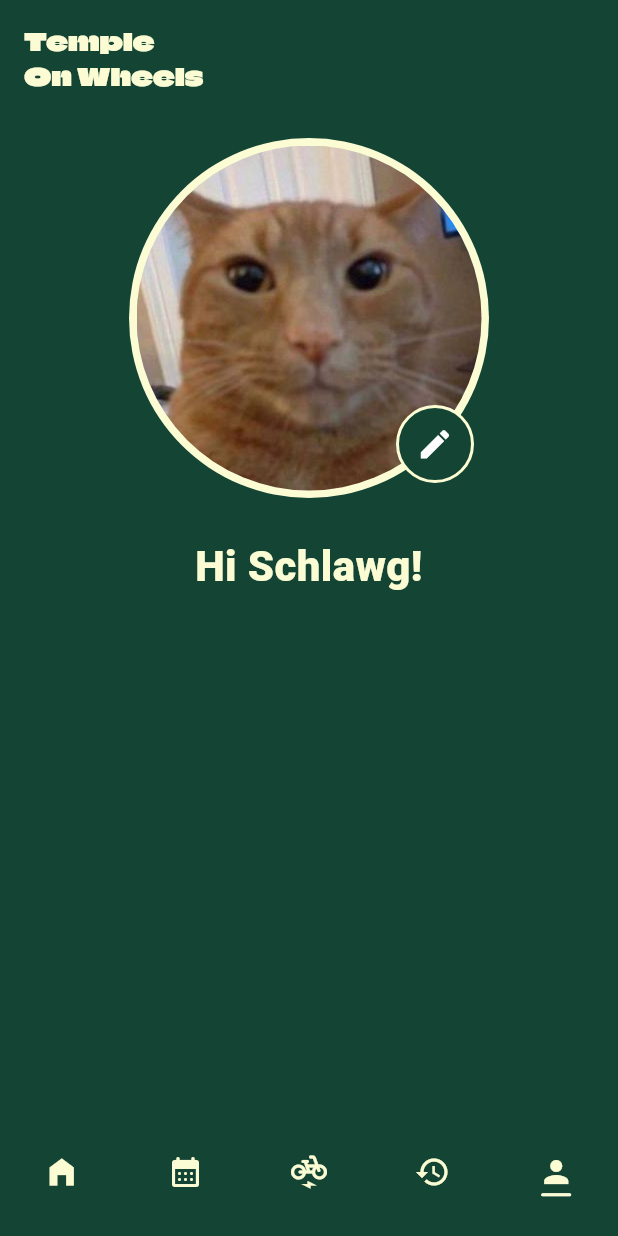
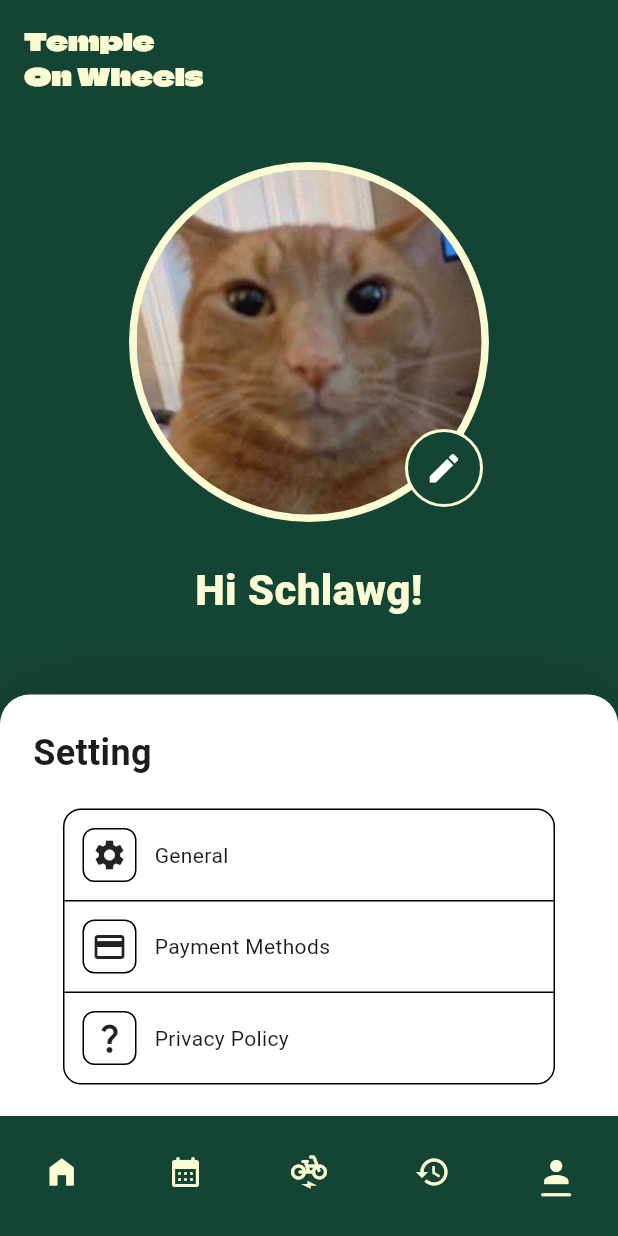
Before and after one commit to Sovichet-Rathanak/Temple-On-Wheel, a Flutter app: the screen it shows after launch, item 5 of the bottom bar chosen, after a tap on the "edit" icon, on a phone screen of 412 x 824 dp. Run offline on Flutter 3.47's test engine with Material 3 defaults, Android fonts, the phone set to English and light mode, and no system bars.

Commit message:
create nested navigator for account page

```diff
--- /dev/null
+++ b/lib/components/AccountComponents/account_setting_btn.dart
@@ -0,0 +1,38 @@
+import 'package:flutter/material.dart';
+
+class AccountSettingBtn extends StatelessWidget {
+  final String label;
+  final IconData icon;
+  final VoidCallback onTap;
+
+  const AccountSettingBtn({
+    super.key,
+    required this.label,
+    required this.icon,
+    required this.onTap,
+  });
+
+  @override
+  Widget build(BuildContext context) {
+    return GestureDetector(
+      onTap: onTap,
+      child: Container(
+        padding: EdgeInsets.all(12),
+        child: Row(
+          children: [
+            Container(
+              padding: EdgeInsets.all(5),
+              decoration: BoxDecoration(
+                border: Border.all(color: Colors.black, width: 1),
+                borderRadius: BorderRadius.all(Radius.circular(8)),
+              ),
+              child: Icon(icon),
+            ),
+            SizedBox(width: 12),
+            Text(label),
+          ],
+        ),
+      ),
+    );
+  }
+}
--- /dev/null
+++ b/lib/components/AccountComponents/account_setting_line.dart
@@ -0,0 +1,20 @@
+import 'package:flutter/material.dart';
+
+class AccountsettingBtnLine extends StatelessWidget {
+  const AccountsettingBtnLine({
+    super.key,
+  });
+
+  @override
+  Widget build(BuildContext context) {
+    return Container(
+      decoration: BoxDecoration(
+        border: Border(
+          bottom: BorderSide(
+            color: Colors.black
+          )
+        )
+      ),
+    );
+  }
+}
--- /dev/null
+++ b/lib/screens/Account/account_home.dart
@@ -0,0 +1,188 @@
+import 'package:flutter/material.dart';
+import 'package:temple_on_wheel/components/AccountComponents/account_setting_btn.dart';
+import 'package:temple_on_wheel/components/AccountComponents/account_setting_line.dart';
+import 'package:temple_on_wheel/constants/theme.dart';
+
+class AccountHome extends StatelessWidget {
+  const AccountHome({super.key});
+
+  @override
+  Widget build(BuildContext context) {
+    return Stack(
+      children: [
+        Container(
+          color: kMainThemeColor,
+          child: SafeArea(
+            child: ListView(
+              children: [
+                //Heading
+                Padding(
+                  padding: const EdgeInsets.all(16.0),
+                  child: Text(
+                    "Temple \nOn Wheels",
+                    softWrap: true,
+                    style: TextStyle(
+                      color: kSecondaryThemeColor,
+                      fontFamily: "ClimateCrisis",
+                      fontSize: 16,
+                    ),
+                  ),
+                ),
+
+                //Avatar
+                Stack(
+                  alignment: Alignment.center,
+                  children: [
+                    Container(
+                      margin: EdgeInsets.only(top: 30),
+                      child: CircleAvatar(
+                        backgroundColor: kSecondaryThemeColor,
+                        radius: 120,
+                        child: CircleAvatar(
+                          backgroundColor: kSecondaryThemeColor,
+                          backgroundImage: AssetImage(
+                            'assets/images/orang.jpg',
+                          ),
+                          radius: 115,
+                        ),
+                      ),
+                    ),
+                    Positioned(
+                      bottom: 10,
+                      right: 90,
+                      child: Container(
+                        decoration: BoxDecoration(
+                          color: kMainThemeColor,
+                          border: Border.all(
+                            color: kSecondaryThemeColor,
+                            width: 2,
+                          ),
+                          borderRadius: BorderRadius.all(Radius.circular(30)),
+                        ),
+                        child: IconButton(
+                          onPressed: () {
+                            print("Do something XDD");
+                          },
+                          icon: Icon(Icons.edit),
+                          color: Colors.white,
+                          iconSize: 25,
+                        ),
+                      ),
+                    ),
+                  ],
+                ),
+                SizedBox(height: 25),
+                Text(
+                  "Hi Schlawg!",
+                  textAlign: TextAlign.center,
+                  style: TextStyle(
+                    fontWeight: FontWeight.w900,
+                    color: kSecondaryThemeColor,
+                    fontSize: 28,
+                  ),
+                ),
+
+                //Floating container
+                Container(
+                  margin: EdgeInsets.only(top: 50),
+                  padding: EdgeInsets.all(22),
+                  width: double.infinity,
+                  decoration: BoxDecoration(
+                    color: Colors.white,
+                    borderRadius: BorderRadius.only(
+                      topLeft: Radius.circular(20),
+                      topRight: Radius.circular(20),
+                    ),
+                    boxShadow: [
+                      BoxShadow(
+                        color: Colors.black.withAlpha(20),
+                        blurRadius: 25,
+                        spreadRadius: 0,
+                        offset: const Offset(0, -8),
+                      ),
+                      BoxShadow(
+                        color: Colors.black.withAlpha(10),
+                        blurRadius: 50,
+                        spreadRadius: 0,
+                        offset: const Offset(0, -4),
+                      ),
+                    ],
+                  ),
+                  child: Column(
+                    children: [
+                      SizedBox(
+                        width: double.infinity,
+                        child: Text(
+                          "Setting",
+                          textAlign: TextAlign.start,
+                          style: TextStyle(
+                            fontWeight: FontWeight.bold,
+                            fontSize: 24,
+                          ),
+                        ),
+                      ),
+
+                      Container(
+                        margin: EdgeInsets.all(20),
+                        width: double.infinity,
+                        decoration: BoxDecoration(
+                          border: Border.all(color: Colors.black, width: 1),
+                          borderRadius: BorderRadius.all(Radius.circular(12)),
+                        ),
+                        child: Column(
+                          children: [
+                            AccountSettingBtn(
+                              onTap:
+                                  () => Navigator.of(
+                                    context,
+                                  ).pushNamed('/general'),
+                              icon: Icons.settings,
+                              label: "General",
+                            ),
+                            AccountsettingBtnLine(),
+                            AccountSettingBtn(
+                              onTap:
+                                  () => Navigator.of(
+                                    context,
+                                  ).pushNamed('/payment'),
+                              icon: Icons.credit_card,
+                              label: "Payment Methods",
+                            ),
+                            AccountsettingBtnLine(),
+                            AccountSettingBtn(
+                              onTap:
+                                  () => Navigator.of(
+                                    context,
+                                  ).pushNamed('/policy'),
+                              label: "Privacy Policy",
+                              icon: Icons.question_mark,
+                            ),
+                          ],
+                        ),
+                      ),
+
+                      Container(
+                        margin: EdgeInsets.all(20),
+                        width: double.infinity,
+                        decoration: BoxDecoration(
+                          border: Border.all(color: Colors.black, width: 1),
+                          borderRadius: BorderRadius.all(Radius.circular(12)),
+                        ),
+                        child: AccountSettingBtn(
+                          onTap:
+                              () => Navigator.of(context).pushNamed('/support'),
+                          label: "Customer Support",
+                          icon: Icons.support_agent,
+                        ),
+                      ),
+                    ],
+                  ),
+                ),
+              ],
+            ),
+          ),
+        ),
+      ],
+    );
+  }
+}
--- /dev/null
+++ b/lib/screens/Account/account_screen.dart
@@ -0,0 +1,46 @@
+import 'package:flutter/material.dart';
+import 'package:temple_on_wheel/screens/Account/account_home.dart';
+import 'package:temple_on_wheel/screens/Account/general_screen.dart';
+import 'package:temple_on_wheel/screens/Account/payment_method_screen.dart';
+import 'package:temple_on_wheel/screens/Account/policy_screen.dart';
+import 'package:temple_on_wheel/screens/Account/support_screen.dart';
+
+class AccountScreen extends StatelessWidget {
+  const AccountScreen({super.key});
+
+  @override
+  Widget build(BuildContext context) {
+    return Navigator(
+      key: GlobalKey<NavigatorState>(),
+      initialRoute: '/',
+      onGenerateRoute: (settings) {
+        late Widget child;
+
+        switch (settings.name) {
+          case '/':
+            child = const AccountHome();
+            break;
+          case '/general':
+            child = const GeneralScreen();
+            break;
+          case '/payment':
+            child = const PaymentMethodScreen();
+            break;
+          case '/policy':
+            child = const PolicyScreen();
+            break;
+          case '/support':
+            child = const SupportScreen();
+            break;
+          default:
+            child = const Scaffold(body: Center(child: Text("Page not found")));
+        }
+
+        return MaterialPageRoute(
+          builder: (context) => child,
+          settings: settings,
+        );
+      },
+    );
+  }
+}
--- /dev/null
+++ b/lib/screens/Account/general_screen.dart
@@ -0,0 +1,14 @@
+import 'package:flutter/material.dart';
+
+class GeneralScreen extends StatelessWidget {
+  const GeneralScreen({super.key});
+
+  @override
+  Widget build(BuildContext context) {
+    return ListView(
+      children: [
+        Text("Hello this is general screen")
+      ],
+    );
+  }
+}
--- /dev/null
+++ b/lib/screens/Account/payment_method_screen.dart
@@ -0,0 +1,14 @@
+import 'package:flutter/material.dart';
+
+class PaymentMethodScreen extends StatelessWidget {
+  const PaymentMethodScreen({super.key});
+
+  @override
+  Widget build(BuildContext context) {
+    return ListView(
+      children: [
+        Text("Hello this is payment method screen")
+      ],
+    );
+  }
+}
--- /dev/null
+++ b/lib/screens/Account/policy_screen.dart
@@ -0,0 +1,14 @@
+import 'package:flutter/material.dart';
+
+class PolicyScreen extends StatelessWidget {
+  const PolicyScreen({super.key});
+
+  @override
+  Widget build(BuildContext context) {
+    return ListView(
+      children: [
+        Text("Hello this is policy screen")
+      ],
+    );
+  }
+}
--- /dev/null
+++ b/lib/screens/Account/support_screen.dart
@@ -0,0 +1,14 @@
+import 'package:flutter/material.dart';
+
+class SupportScreen extends StatelessWidget {
+  const SupportScreen({super.key});
+
+  @override
+  Widget build(BuildContext context) {
+    return ListView(
+      children: [
+        Text("Hello this is support screen")
+      ],
+    );
+  }
+}
--- a/lib/screens/account_screen.dart
+++ /dev/null
@@ -1,93 +0,0 @@
-import 'package:flutter/material.dart';
-import 'package:temple_on_wheel/constants/theme.dart';
-
-class AccountScreen extends StatelessWidget {
-  const AccountScreen({super.key});
-
-  @override
-  Widget build(BuildContext context) {
-    return Stack(
-      children: [
-        Container(
-          color: kMainThemeColor,
-          child: SafeArea(
-            child: ListView(
-              padding: const EdgeInsets.all(16),
-              children: [
-                //Heading
-                Text(
-                  "Temple \nOn Wheels",
-                  softWrap: true,
-                  style: TextStyle(
-                    color: kSecondaryThemeColor,
-                    fontFamily: "ClimateCrisis",
-                    fontSize: 16,
-                  ),
-                ),
-
-                //Avatar
-                Stack(
-                  alignment: Alignment.center,
-                  children: [
-                    Container(
-                      margin: EdgeInsets.only(top: 30),
-                      child: CircleAvatar(
-                        backgroundColor: kSecondaryThemeColor,
-                        radius: 120,
-                        child: CircleAvatar(
-                          backgroundColor: kSecondaryThemeColor,
-                          backgroundImage: AssetImage(
-                            'assets/images/orang.jpg',
-                          ),
-                          radius: 115,
-                        ),
-                      ),
-                    ),
-                    Positioned(
-                      bottom: 10,
-                      right: 80,
-                      child: Container(
-                        decoration: BoxDecoration(
-                          color: kMainThemeColor,
-                          border: Border.all(
-                            color: kSecondaryThemeColor,
-                            width: 2,
-                          ),
-                          borderRadius: BorderRadius.all(Radius.circular(30)),
-                        ),
-                        child: IconButton(
-                          onPressed: () {
-                            print("Do something XDD");
-                          },
-                          icon: Icon(Icons.edit),
-                          color: Colors.white,
-                          iconSize: 25,
-                        ),
-                      ),
-                    ),
-                  ],
-                ),
-
-                SizedBox(height: 25),
-
-                Text(
-                  "Hi Schlawg!",
-                  textAlign: TextAlign.center,
-                  style: TextStyle(
-                    fontWeight: FontWeight.w900,
-                    color: kSecondaryThemeColor,
-                    fontSize: 28
-                  ),
-                ),
-
-                Container(
-
-                )
-              ],
-            ),
-          ),
-        ),
-      ],
-    );
-  }
-}
--- a/lib/screens/main_screen.dart
+++ b/lib/screens/main_screen.dart
@@ -1,6 +1,6 @@
 import 'package:flutter/material.dart';
 import 'package:temple_on_wheel/components/custom_navbar.dart';
-import 'package:temple_on_wheel/screens/account_screen.dart';
+import 'package:temple_on_wheel/screens/Account/account_screen.dart';
 import 'package:temple_on_wheel/screens/e_station_screen.dart';
 import 'package:temple_on_wheel/screens/history_screen.dart';
 import 'package:temple_on_wheel/screens/home_screen.dart';
```
